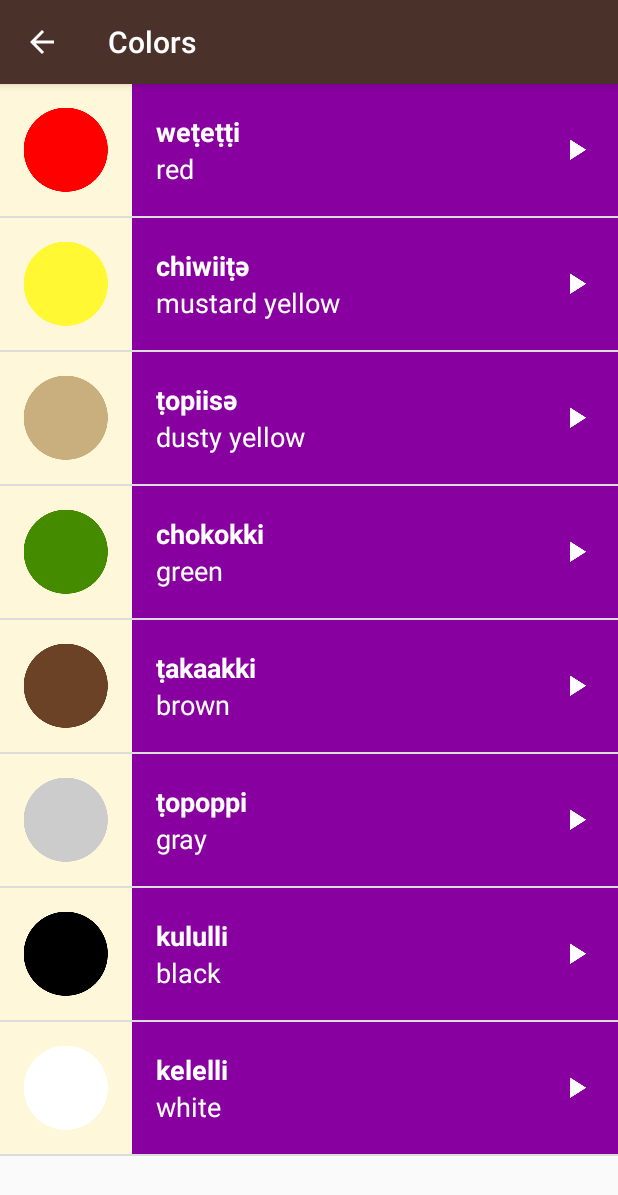
After one commit to kawnayeen/AndroidBasics, an Android app: the ColorFragment screen opened directly, with no data from a screen before it, on a phone screen of 412 x 824 dp. The commit adds this screen. Shown: the top 1195 px of the screen. Run offline under Robolectric (Android 15) with nearby library versions, the phone set to English and light mode, and no system bars; our stand-ins replace ButterKnife.

Commit message:
Using Fragment & loading them in Activity

```diff
--- a/Miwok/app/build.gradle
+++ b/Miwok/app/build.gradle
@@ -34,6 +34,6 @@ dependencies {
     compile 'com.android.support:recyclerview-v7:25.3.1'
     compile 'com.android.support:design:25.3.1'
     compile 'com.jakewharton:butterknife:8.5.1'
+    testCompile 'junit:junit:4.12'
     annotationProcessor 'com.jakewharton:butterknife-compiler:8.5.1'
-    testCompile 'junit:junit:4.12'
 }
--- /dev/null
+++ b/Miwok/app/src/main/java/com/example/android/miwok/ColorFragment.java
@@ -0,0 +1,31 @@
+package com.example.android.miwok;
+
+
+import android.support.v4.app.Fragment;
+
+import com.example.android.miwok.model.Word;
+
+import java.util.ArrayList;
+
+/**
+ * A simple {@link Fragment} subclass.
+ */
+public class ColorFragment extends WordFragment {
+
+    public ColorFragment() {
+    }
+
+    @Override
+    void populateWords() {
+        colorId = R.color.category_colors;
+        words = new ArrayList<>();
+        words.add(new Word("red", "weṭeṭṭi", R.drawable.color_red, R.raw.color_red));
+        words.add(new Word("mustard yellow", "chiwiiṭә", R.drawable.color_mustard_yellow, R.raw.color_mustard_yellow));
+        words.add(new Word("dusty yellow", "ṭopiisә", R.drawable.color_dusty_yellow, R.raw.color_dusty_yellow));
+        words.add(new Word("green", "chokokki", R.drawable.color_green, R.raw.color_green));
+        words.add(new Word("brown", "ṭakaakki", R.drawable.color_brown, R.raw.color_brown));
+        words.add(new Word("gray", "ṭopoppi", R.drawable.color_gray, R.raw.color_gray));
+        words.add(new Word("black", "kululli", R.drawable.color_black, R.raw.color_black));
+        words.add(new Word("white", "kelelli", R.drawable.color_white, R.raw.color_white));
+    }
+}
--- a/Miwok/app/src/main/java/com/example/android/miwok/ColorsActivity.java
+++ b/Miwok/app/src/main/java/com/example/android/miwok/ColorsActivity.java
@@ -1,20 +1,13 @@
 package com.example.android.miwok;
 
-import java.util.ArrayList;
+import android.os.Bundle;
+import android.support.v7.app.AppCompatActivity;
 
-public class ColorsActivity extends WordActivity {
-
+public class ColorsActivity extends AppCompatActivity {
     @Override
-    void populateWords() {
-        colorId = R.color.category_colors;
-        words = new ArrayList<>();
-        words.add(new Word("red", "weṭeṭṭi", R.drawable.color_red, R.raw.color_red));
-        words.add(new Word("mustard yellow", "chiwiiṭә", R.drawable.color_mustard_yellow, R.raw.color_mustard_yellow));
-        words.add(new Word("dusty yellow", "ṭopiisә", R.drawable.color_dusty_yellow, R.raw.color_dusty_yellow));
-        words.add(new Word("green", "chokokki", R.drawable.color_green, R.raw.color_green));
-        words.add(new Word("brown", "ṭakaakki", R.drawable.color_brown, R.raw.color_brown));
-        words.add(new Word("gray", "ṭopoppi", R.drawable.color_gray, R.raw.color_gray));
-        words.add(new Word("black", "kululli", R.drawable.color_black, R.raw.color_black));
-        words.add(new Word("white", "kelelli", R.drawable.color_white, R.raw.color_white));
+    protected void onCreate(Bundle savedInstanceState) {
+        super.onCreate(savedInstanceState);
+        setContentView(R.layout.activity_category);
+        getSupportFragmentManager().beginTransaction().replace(R.id.container, new ColorFragment()).commit();
     }
 }
--- a/Miwok/app/src/main/java/com/example/android/miwok/WordAdapter.java
+++ b/Miwok/app/src/main/java/com/example/android/miwok/WordAdapter.java
@@ -11,6 +11,8 @@ import android.view.View;
 import android.view.ViewGroup;
 import android.widget.ImageView;
 import android.widget.TextView;
+
+import com.example.android.miwok.model.Word;
 
 import java.util.List;
 
--- a/Miwok/app/src/main/java/com/example/android/miwok/WordActivity.java
+++ b/Miwok/app/src/main/java/com/example/android/miwok/WordFragment.java
@@ -1,10 +1,16 @@
 package com.example.android.miwok;
 
+
 import android.os.Bundle;
-import android.support.v7.app.AppCompatActivity;
+import android.support.v4.app.Fragment;
 import android.support.v7.widget.DividerItemDecoration;
 import android.support.v7.widget.LinearLayoutManager;
 import android.support.v7.widget.RecyclerView;
+import android.view.LayoutInflater;
+import android.view.View;
+import android.view.ViewGroup;
+
+import com.example.android.miwok.model.Word;
 
 import java.util.List;
 
@@ -12,10 +18,9 @@ import butterknife.BindView;
 import butterknife.ButterKnife;
 
 /**
- * Developed by : kawnayeen
- * Creation Date : 5/17/17
+ * A simple {@link Fragment} subclass.
  */
-public abstract class WordActivity extends AppCompatActivity {
+public abstract class WordFragment extends Fragment {
     @BindView(R.id.rvNumber)
     RecyclerView numberRecyclerView;
 
@@ -26,23 +31,23 @@ public abstract class WordActivity extends AppCompatActivity {
     abstract void populateWords();
 
     @Override
-    protected void onCreate(Bundle savedInstanceState) {
-        super.onCreate(savedInstanceState);
-        setContentView(R.layout.activity_words);
-        ButterKnife.bind(this);
-        getSupportActionBar().setDisplayHomeAsUpEnabled(true);
+    public View onCreateView(LayoutInflater inflater, ViewGroup container,
+                             Bundle savedInstanceState) {
+        View rootView = inflater.inflate(R.layout.activity_words, container, false);
+        ButterKnife.bind(this, rootView);
         populateWords();
-        wordAdapter = new WordAdapter(words, colorId, this);
-        LinearLayoutManager layoutManager = new LinearLayoutManager(this);
+        wordAdapter = new WordAdapter(words, colorId, getContext());
+        LinearLayoutManager layoutManager = new LinearLayoutManager(getContext());
         numberRecyclerView.setLayoutManager(layoutManager);
         DividerItemDecoration decoration = new DividerItemDecoration(numberRecyclerView.getContext(), layoutManager.getOrientation());
         numberRecyclerView.addItemDecoration(decoration);
         numberRecyclerView.setHasFixedSize(true);
         numberRecyclerView.setAdapter(wordAdapter);
+        return rootView;
     }
 
     @Override
-    protected void onStop() {
+    public void onStop() {
         super.onStop();
         wordAdapter.cleanUpPlayer();
     }
--- a/Miwok/app/src/main/java/com/example/android/miwok/Word.java
+++ b/Miwok/app/src/main/java/com/example/android/miwok/model/Word.java
@@ -1,4 +1,4 @@
-package com.example.android.miwok;
+package com.example.android.miwok.model;
 
 /**
  * Developed by : kawnayeen
--- /dev/null
+++ b/Miwok/app/src/main/res/layout/activity_category.xml
@@ -0,0 +1,8 @@
+<?xml version="1.0" encoding="utf-8"?>
+<LinearLayout xmlns:android="http://schemas.android.com/apk/res/android"
+    android:id="@+id/container"
+    android:layout_width="match_parent"
+    android:layout_height="match_parent"
+    android:orientation="vertical">
+
+</LinearLayout>
```
Also changed, not shown: Miwok/app/src/main/java/com/example/android/miwok/FamilyFragment.java (added, +32 -0 lines), Miwok/app/src/main/java/com/example/android/miwok/FamilyMembersActivity.java (+7 -16 lines), Miwok/app/src/main/java/com/example/android/miwok/NumberFragment.java (added, +35 -0 lines), Miwok/app/src/main/java/com/example/android/miwok/NumbersActivity.java (+7 -16 lines), Miwok/app/src/main/java/com/example/android/miwok/PhraseFragment.java (added, +33 -0 lines), Miwok/app/src/main/java/com/example/android/miwok/PhrasesActivity.java (+7 -16 lines).
